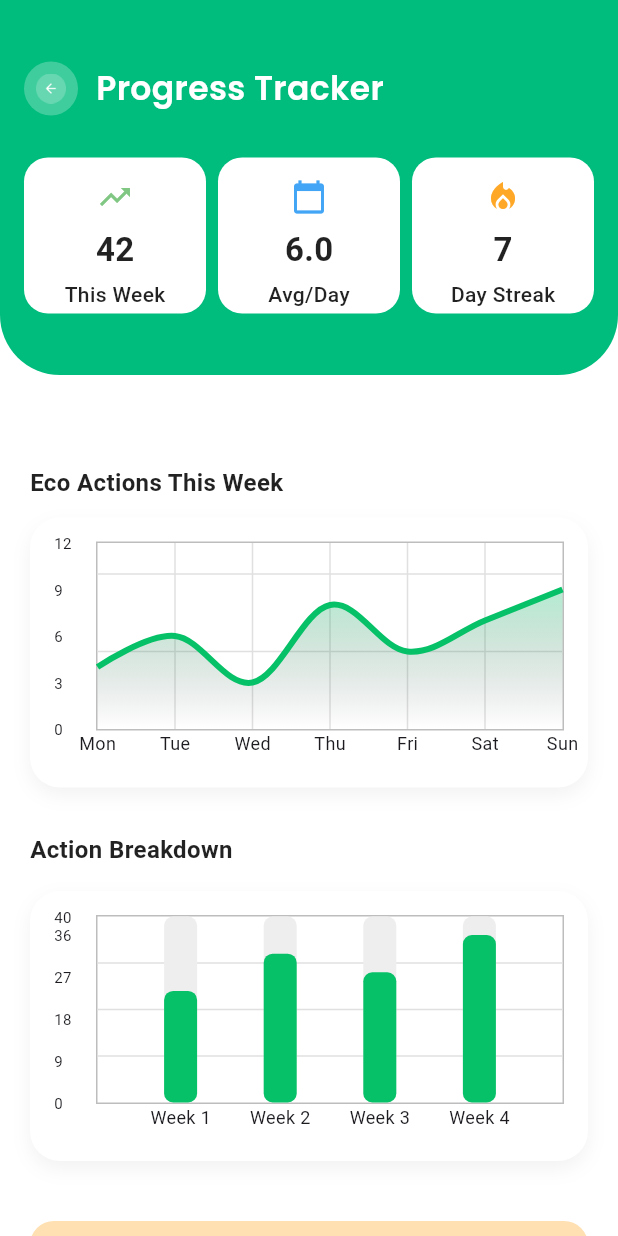
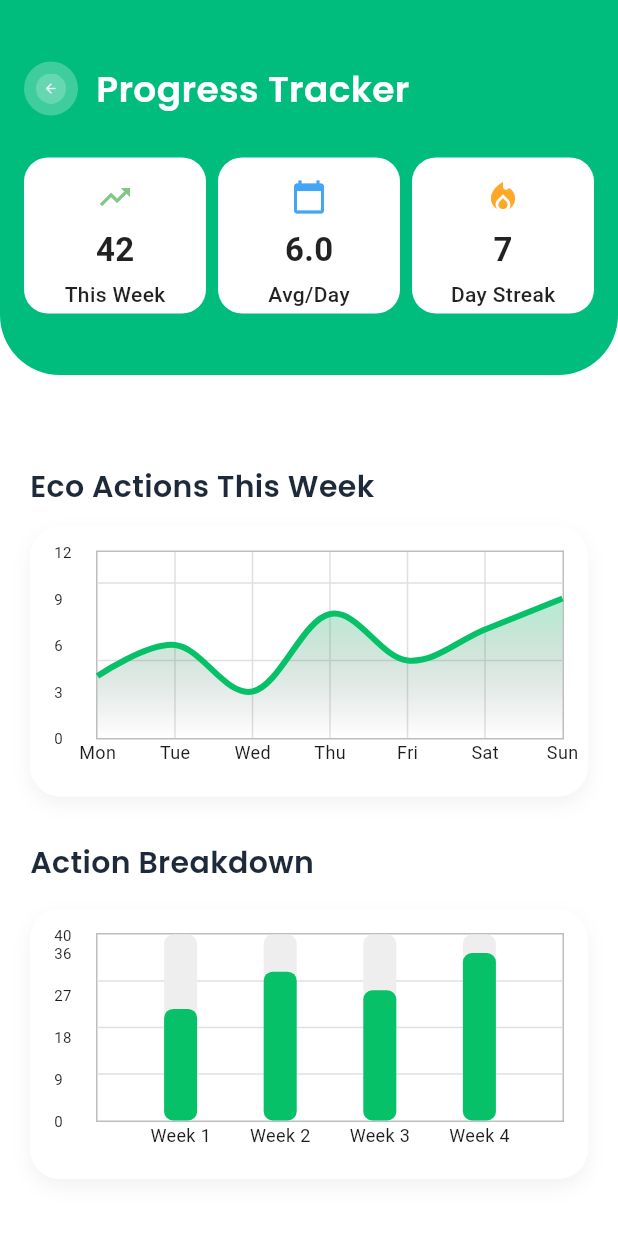
Before and after one commit to sam-in07/ReGenie, a Flutter app: the ProgressTrackerScreen screen opened directly, on a phone screen of 412 x 824 dp. Run offline on Flutter 3.47's test engine with Material 3 defaults, Android fonts, the phone set to English and light mode, and no system bars; drawn by our look-alikes of fl_chart; our stand-ins replace cloud_firestore, dartz, equatable, firebase_auth, firebase_core, firebase_storage and 5 more; accounts and stored records are empty; statements that could not run were skipped.

Commit message:
refactor: Enhance Progress Screen UI and refactor widget structure
Improves the structure and styling of the progress tracking screen and its dependencies.

- **Widget & Model Refactoring:**
  - Extract `ActionData` class to its own file (`Action_data.dart`).
  - Remove duplicate file `summ_card.dart`.
  - Clean up `summary_card.dart` by renaming `SummaryCard11` to `SummaryCard`, deleting commented code, and removing fixed width constraints.
  - Remove local class definitions from `progress_screen.dart` in favor of imported widgets.

- **UI Updates:**
  - Implement `AppTextstyle` constants in `ProgressTrackerScreen` for consistent typography.
  - Add `textStyle20blackyW600` to text style definitions.
  - Update `SummaryCard` styling, adjusting container height and font sizes.
  - Replace the standard icon with a custom `badge.png` asset and gradient background in the progress summary.

- **Assets:**
  - Add `badge.png` to assets.

```diff
--- a/lib/presentation/Home/Pages/progress_screen.dart
+++ b/lib/presentation/Home/Pages/progress_screen.dart
@@ -1,12 +1,15 @@
 import 'package:fl_chart/fl_chart.dart';
 import 'package:flutter/material.dart';
+import 'package:regenie/presentation/Home/Pages/progress_screen.dart';
+import 'package:regenie/presentation/widgets/Action_data.dart';
 import 'package:regenie/presentation/widgets/Button_Cards/monthly_bar_trend.dart';
+import 'package:regenie/presentation/widgets/Button_Cards/summary_card.dart';
 import 'package:regenie/presentation/widgets/Reminder/reminder.dart';
 import 'package:regenie/presentation/widgets/Reminder/reminder_item.dart';
+import 'package:regenie/presentation/widgets/app_text_style.dart';
 import 'package:regenie/presentation/widgets/colors.dart';
 import 'package:regenie/presentation/widgets/Reminder/info_card.dart';
 import 'package:regenie/presentation/navigation/bottom_nav.dart'; // Import BottomNavBar
-import 'package:regenie/presentation/widgets/Button_Cards/summary_card.dart';
 
 
 class ProgressTrackerScreen extends StatelessWidget {
@@ -84,14 +87,9 @@ class ProgressTrackerScreen extends StatelessWidget {
                       ),
 
                       const SizedBox(width: 12),
-                      const Text(
+                       Text(
                         "Progress Tracker",
-                        style: TextStyle(
-                          fontSize: 22,
-                          fontWeight: FontWeight.w600,
-                          color: Colors.white,
-                          fontFamily: "Poppins",
-                        ),
+                        style: AppTextstyle.textStyle24whiteW600,
                       ),
                     ],
                   ),
@@ -152,13 +150,9 @@ class ProgressTrackerScreen extends StatelessWidget {
                 children: [
                   // Eco Actions This Week
                   const SizedBox(height: 30),
-                  const Text(
+                   Text(
                     "Eco Actions This Week",
-                    style: TextStyle(
-                      fontWeight: FontWeight.bold,
-                      fontSize: 16,
-                      color: Colors.black87,
-                    ),
+                    style: AppTextstyle.textStyle20blackyW600,
                   ),
                   const SizedBox(height: 12),
 
@@ -276,13 +270,9 @@ class ProgressTrackerScreen extends StatelessWidget {
 
 
                   // Action Breakdown
-                  const Text(
+                   Text(
                     "Action Breakdown",
-                    style: TextStyle(
-                      fontWeight: FontWeight.bold,
-                      fontSize: 16,
-                      color: Colors.black87,
-                    ),
+                    style: AppTextstyle.textStyle20blackyW600,
                   ),
                   const SizedBox(height: 16),
 
@@ -312,31 +302,36 @@ class ProgressTrackerScreen extends StatelessWidget {
                         Container(
                           padding: const EdgeInsets.all(12),
                           decoration: BoxDecoration(
-                            color: Colors.orange.shade400,
                             shape: BoxShape.circle,
+                            gradient: const LinearGradient(
+                              colors: [
+                                Color(0xFFFFB900), // start
+                                Color(0xFFFF6900), // end
+                              ],
+                              begin: Alignment.topLeft,
+                              end: Alignment.bottomRight,
+                            ),
                           ),
-                          child: const Icon(Icons.emoji_events, color: Colors.white),
+                          child: Image.asset(
+                            'assets/progressscren/badge.png',
+                            width: 24,
+                            height: 24,
+                            fit: BoxFit.contain,
+                          ),
                         ),
                         const SizedBox(width: 20),
                         Expanded(
                           child: RichText(
-                            text: const TextSpan(
-                              style: TextStyle(
-                                color: Colors.black87,
-                                fontFamily: 'Poppins',
-                              ),
+                            text: TextSpan(
                               children: [
                                 TextSpan(
                                   text: "Outstanding Progress! 🎉\n",
-                                  style: TextStyle(
-                                    fontWeight: FontWeight.bold,
-                                    fontSize: 16,
-                                  ),
+                                  style: AppTextstyle.textStyle16darkblackW600,    // custom title text style
                                 ),
                                 TextSpan(
                                   text:
                                   "You've completed 42 eco-friendly actions this month. Keep up the amazing work!",
-                                  style: TextStyle(fontSize: 14),
+                                  style: AppTextstyle.textStyle16greyW400, // custom description text style
                                 ),
                               ],
                             ),
@@ -357,74 +352,3 @@ class ProgressTrackerScreen extends StatelessWidget {
     );
   }
 }
-
-
-class ActionData {
-  final String title;
-  final int count;
-  final IconData icon;
-  final Color iconColor;
-
-
-  ActionData(this.title, this.count, this.icon, this.iconColor);
-}
-
-
-class SummaryCard extends StatelessWidget {
-  final IconData icon;
-  final String title;
-  final String subtitle;
-  final Color iconColor;
-  final Color bgColor;
-  final Color textColor;
-
-
-  const SummaryCard({
-    required this.icon,
-    required this.title,
-    required this.subtitle,
-    required this.iconColor,
-    required this.bgColor,
-    required this.textColor,
-  });
-
-
-  @override
-  Widget build(BuildContext context) {
-    return Container(
-      // Removed fixed width, let it be flexible
-      height: 104,
-      padding: const EdgeInsets.symmetric(vertical: 14, horizontal: 12),
-      decoration: BoxDecoration(
-        color: bgColor,
-        borderRadius: BorderRadius.circular(16),
-      ),
-      child: Column(
-        children: [
-          Icon(icon,
-              color: iconColor,
-              size: 24 ,
-          ),
-          const SizedBox(height: 8),
-          Text(
-            title,
-            style: TextStyle(
-              fontWeight: FontWeight.bold,
-              fontSize: 22,
-              color: textColor,
-            ),
-          ),
-          const SizedBox(height: 4),
-          Text(
-            subtitle,
-            style: TextStyle(
-              fontWeight: FontWeight.w500,
-              fontSize: 14,
-              color: textColor,
-            ),
-          ),
-        ],
-      ),
-    );
-  }
-}
--- /dev/null
+++ b/lib/presentation/widgets/Action_data.dart
@@ -0,0 +1,11 @@
+import 'package:flutter/material.dart';
+
+class ActionData {
+  final String title;
+  final int count;
+  final IconData icon;
+  final Color iconColor;
+
+
+  ActionData(this.title, this.count, this.icon, this.iconColor);
+}
--- a/lib/presentation/widgets/Button_Cards/summ_card.dart
+++ /dev/null
@@ -1,60 +0,0 @@
-import 'package:flutter/material.dart';
-
-class SummaryCard extends StatelessWidget {
-  final IconData icon;
-  final String title;
-  final String subtitle;
-  final Color iconColor;
-  final Color bgColor;
-  final Color textColor;
-
-
-  const SummaryCard({
-    required this.icon,
-    required this.title,
-    required this.subtitle,
-    required this.iconColor,
-    required this.bgColor,
-    required this.textColor,
-  });
-
-
-  @override
-  Widget build(BuildContext context) {
-    return Container(
-      // Removed fixed width, let it be flexible
-      height: 104,
-      padding: const EdgeInsets.symmetric(vertical: 14, horizontal: 12),
-      decoration: BoxDecoration(
-        color: bgColor,
-        borderRadius: BorderRadius.circular(16),
-      ),
-      child: Column(
-        children: [
-          Icon(icon,
-            color: iconColor,
-            size: 24 ,
-          ),
-          const SizedBox(height: 8),
-          Text(
-            title,
-            style: TextStyle(
-              fontWeight: FontWeight.bold,
-              fontSize: 22,
-              color: textColor,
-            ),
-          ),
-          const SizedBox(height: 4),
-          Text(
-            subtitle,
-            style: TextStyle(
-              fontWeight: FontWeight.w500,
-              fontSize: 14,
-              color: textColor,
-            ),
-          ),
-        ],
-      ),
-    );
-  }
-}
--- a/lib/presentation/widgets/Button_Cards/summary_card.dart
+++ b/lib/presentation/widgets/Button_Cards/summary_card.dart
@@ -1,70 +1,6 @@
 import 'package:flutter/material.dart';
 
-
-// class SummaryCard extends StatelessWidget {
-//   final IconData icon;
-//   final String title;
-//   final String subtitle;
-//   final Color iconColor;
-//   final Color bgColor;
-//   final Color textColor;
-
-
-//   const SummaryCard({
-//     required this.icon,
-//     required this.title,
-//     required this.subtitle,
-//     required this.iconColor,
-//     required this.bgColor,
-//     required this.textColor,
-//   });
-
-
-//   @override
-//   Widget build(BuildContext context) {
-//     return Container(
-//       width: 120,
-//       height: 154,
-//       padding: const EdgeInsets.symmetric(vertical: 14, horizontal: 12),
-//       decoration: BoxDecoration(
-//         color: bgColor,
-//         borderRadius: BorderRadius.circular(16),
-//       ),
-//       child: Column(
-//         children: [
-//           Icon(icon, color: iconColor, size: 20),
-//           const SizedBox(height: 8),
-//           Text(
-//             title,
-//             style: TextStyle(
-//               fontWeight: FontWeight.bold,
-//               fontSize: 16,
-//               color: textColor,
-//             ),
-//           ),
-//           const SizedBox(height: 4),
-//           Text(
-//             subtitle,
-//             style: TextStyle(
-//               fontWeight: FontWeight.w500,
-//               fontSize: 14,
-//               color: textColor,
-//             ),
-//           ),
-//         ],
-//       ),
-//     );
-//   }
-// }
-
-
-
-
-
-
-
-
-class SummaryCard11 extends StatelessWidget {
+class SummaryCard extends StatelessWidget {
   final IconData icon;
   final String title;
   final String subtitle;
@@ -73,7 +9,7 @@ class SummaryCard11 extends StatelessWidget {
   final Color textColor;
 
 
-  const SummaryCard11({
+  const SummaryCard({
     required this.icon,
     required this.title,
     required this.subtitle,
@@ -86,27 +22,27 @@ class SummaryCard11 extends StatelessWidget {
   @override
   Widget build(BuildContext context) {
     return Container(
-      // Remove fixed width here
-      // width: 120,
-      height: 154,
+      // Removed fixed width, let it be flexible
+      height: 104,
       padding: const EdgeInsets.symmetric(vertical: 14, horizontal: 12),
       decoration: BoxDecoration(
         color: bgColor,
         borderRadius: BorderRadius.circular(16),
       ),
       child: Column(
-        mainAxisAlignment: MainAxisAlignment.center,
         children: [
-          Icon(icon, color: iconColor, size: 20),
+          Icon(icon,
+            color: iconColor,
+            size: 24 ,
+          ),
           const SizedBox(height: 8),
           Text(
             title,
             style: TextStyle(
               fontWeight: FontWeight.bold,
-              fontSize: 16,
+              fontSize: 22,
               color: textColor,
             ),
-            overflow: TextOverflow.ellipsis,
           ),
           const SizedBox(height: 4),
           Text(
@@ -116,7 +52,6 @@ class SummaryCard11 extends StatelessWidget {
               fontSize: 14,
               color: textColor,
             ),
-            overflow: TextOverflow.ellipsis,
           ),
         ],
       ),
--- a/lib/presentation/widgets/app_text_style.dart
+++ b/lib/presentation/widgets/app_text_style.dart
@@ -106,4 +106,9 @@ class AppTextstyle {
     color: Color(0xffffffff),
     fontWeight: FontWeight.w600,
   );
+  static TextStyle textStyle20blackyW600 = GoogleFonts.poppins(
+    fontSize: 20,
+    color: Color(0xff1e2939),
+    fontWeight: FontWeight.w600,
+  );
 }
```
Also changed, not shown: assets/progressscren/badge.png (added).
